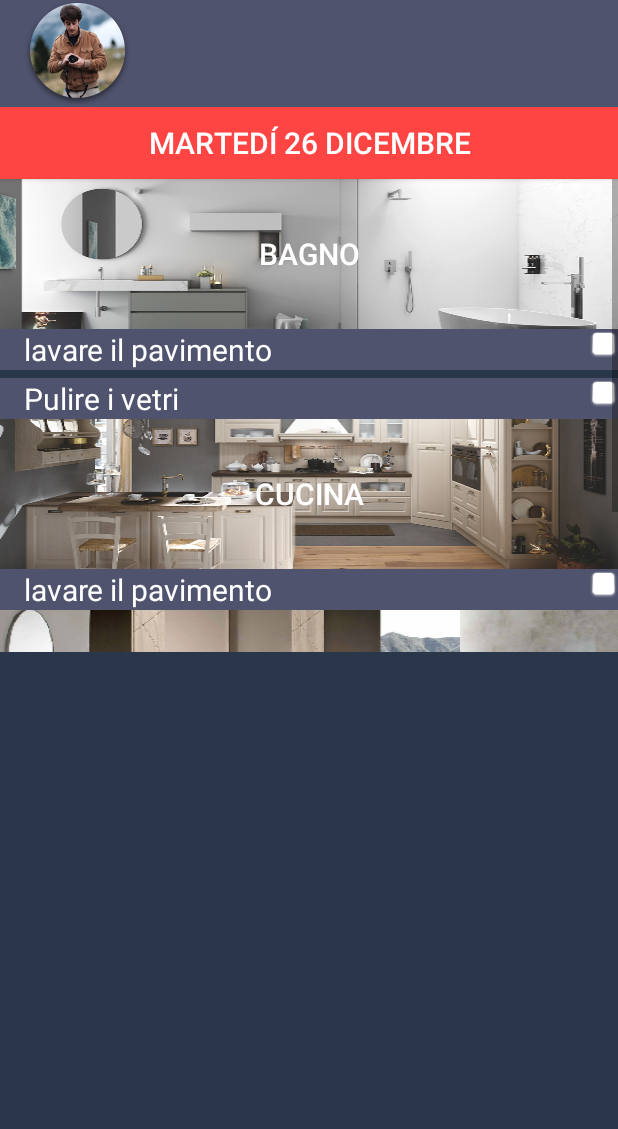
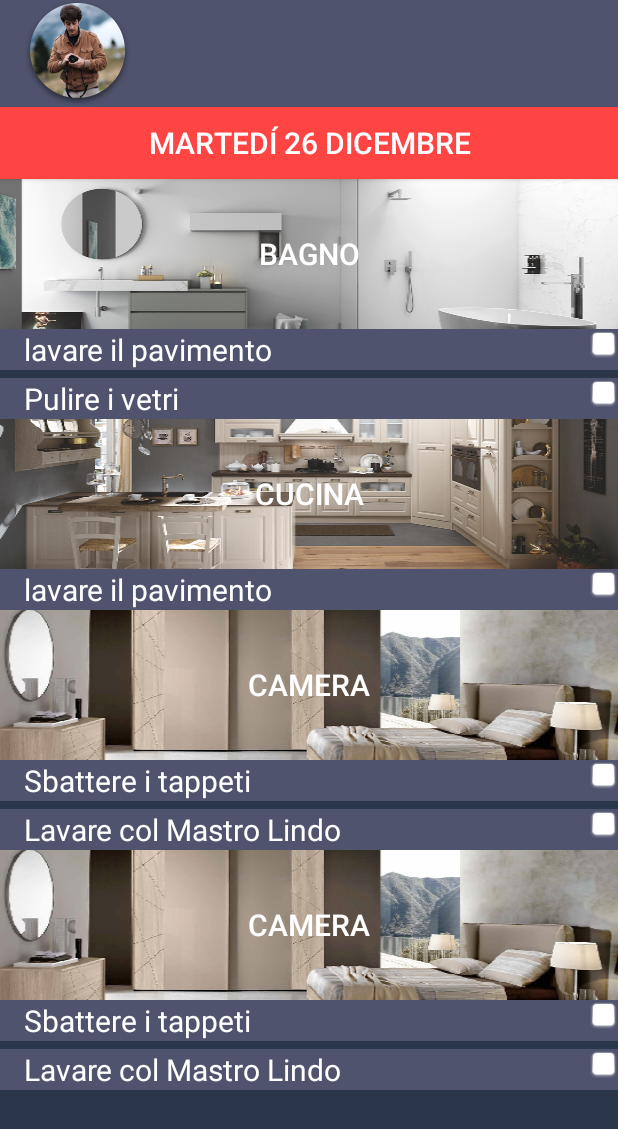
Before and after one commit to andreiafurbeis/WashUp, an Android app: the RuoliInquilino screen opened directly, with no data from a screen before it, on a phone screen of 412 x 824 dp. Shown: the top 1129 px of the screen. Run offline under Robolectric (Android 15) with nearby library versions, the phone set to English and light mode, and no system bars; network calls fail.

Commit message:
Sistema leggermente interfaccia ruoli_x_inquilino

```diff
--- a/app/src/main/java/com/example/andrearubeis/wash_up/AggiungiStanzaActivity.java
+++ b/app/src/main/java/com/example/andrearubeis/wash_up/AggiungiStanzaActivity.java
@@ -106,7 +106,7 @@ public class AggiungiStanzaActivity extends AppCompatActivity {
         SharedPreferences pref = getApplicationContext().getSharedPreferences("MyPref", MODE_PRIVATE);
 
         Gson gson = new Gson();
-        String json = pref.getString("MyObject", "");
+        String json = pref.getString("persona", "");
         temp_persona = gson.fromJson(json, Persona.class);
 
         if(temp_persona == null) {
@@ -277,11 +277,9 @@ public class AggiungiStanzaActivity extends AppCompatActivity {
 
                 SharedPreferences pref = getApplicationContext().getSharedPreferences("MyPref", MODE_PRIVATE);
                 SharedPreferences.Editor editor = pref.edit();
-
-                editor.putBoolean("key_name1", true);           // Saving boolean - true/false
                 Gson gson = new Gson();
                 String json = gson.toJson(temp_persona);
-                editor.putString("MyObject", json);
+                editor.putString("persona", json);
 
 
                 // Save the changes in SharedPreferences
--- a/app/src/main/java/com/example/andrearubeis/wash_up/ConfigurazioneStanzaActivity.java
+++ b/app/src/main/java/com/example/andrearubeis/wash_up/ConfigurazioneStanzaActivity.java
@@ -430,10 +430,9 @@ public class ConfigurazioneStanzaActivity extends AppCompatActivity{
             SharedPreferences pref = getApplicationContext().getSharedPreferences("MyPref", MODE_PRIVATE);
             SharedPreferences.Editor editor = pref.edit();
 
-            editor.putBoolean("key_name1", true);           // Saving boolean - true/false
             Gson gson = new Gson();
             String json = gson.toJson(temp_persona);
-            editor.putString("MyObject", json);
+            editor.putString("persona", json);
 
 
             // Save the changes in SharedPreferences
--- a/app/src/main/java/com/example/andrearubeis/wash_up/ModificaCompitiActivity.java
+++ b/app/src/main/java/com/example/andrearubeis/wash_up/ModificaCompitiActivity.java
@@ -72,7 +72,7 @@ public class ModificaCompitiActivity extends AppCompatActivity{
         pref = getApplicationContext().getSharedPreferences("MyPref", MODE_PRIVATE);
 
         Gson gson = new Gson();
-        String json = pref.getString("MyObject", "");
+        String json = pref.getString("persona", "");
         temp_persona = gson.fromJson(json, Persona.class);
 
         if(temp_persona == null) {
@@ -170,10 +170,9 @@ public class ModificaCompitiActivity extends AppCompatActivity{
 
         SharedPreferences.Editor editor = pref.edit();
 
-        editor.putBoolean("key_name1", true);           // Saving boolean - true/false
         Gson gson = new Gson();
         String json = gson.toJson(temp_persona);
-        editor.putString("MyObject", json);
+        editor.putString("persona", json);
 
 
         // Save the changes in SharedPreferences
--- a/app/src/main/res/layout/activity_ruoli_x_inquilino.xml
+++ b/app/src/main/res/layout/activity_ruoli_x_inquilino.xml
@@ -36,8 +36,9 @@
 
     <ScrollView
         android:id="@+id/scrollView3"
-        android:layout_width="match_parent"
-        android:layout_height="315dp"
+        android:layout_width="0dp"
+        android:layout_height="0dp"
+        app:layout_constraintBottom_toBottomOf="parent"
         app:layout_constraintEnd_toEndOf="parent"
         app:layout_constraintStart_toStartOf="parent"
         app:layout_constraintTop_toBottomOf="@+id/button3">
@@ -45,7 +46,7 @@
         <LinearLayout
             android:layout_width="match_parent"
             android:layout_height="wrap_content"
-            android:orientation="vertical" >
+            android:orientation="vertical">
 
             <Button
                 android:id="@+id/ruoli_x_inquilino_bagno"
@@ -54,19 +55,19 @@
                 android:background="@drawable/bagno"
                 android:text="@string/bagno"
                 android:textColor="@android:color/white"
-                android:textSize="20sp"/>
+                android:textSize="20sp" />
 
             <CheckedTextView
                 android:id="@+id/ruoli_x_inquilino_bagno_check_1"
                 android:layout_width="match_parent"
                 android:layout_height="wrap_content"
+                android:background="@color/bottomNavigationColor"
                 android:checkMark="@android:drawable/checkbox_off_background"
                 android:checkMarkTint="@android:color/background_light"
+                android:paddingLeft="@dimen/padding_icona_sx"
                 android:text="@string/lavare_il_pavimento"
-                android:textSize="20sp"
                 android:textColor="@android:color/white"
-                android:paddingLeft="@dimen/padding_icona_sx"
-                android:background="@color/bottomNavigationColor"/>
+                android:textSize="20sp" />
 
             <Space
                 android:layout_width="match_parent"
@@ -76,13 +77,14 @@
                 android:id="@+id/ruoli_x_inquilino_bagno_check_2"
                 android:layout_width="match_parent"
                 android:layout_height="wrap_content"
+                android:background="@color/bottomNavigationColor"
                 android:checkMark="@android:drawable/checkbox_off_background"
                 android:checkMarkTint="@android:color/background_light"
+                android:paddingLeft="@dimen/padding_icona_sx"
                 android:text="@string/pulire_i_vetri"
-                android:textSize="20sp"
                 android:textColor="@android:color/white"
-                android:paddingLeft="@dimen/padding_icona_sx"
-                android:background="@color/bottomNavigationColor"/>
+                android:textSize="20sp" />
+
             <Button
                 android:id="@+id/ruoli_x_inquilino_cucina"
                 android:layout_width="match_parent"
@@ -90,19 +92,56 @@
                 android:background="@drawable/cucina"
                 android:text="@string/cucina"
                 android:textColor="@android:color/white"
-                android:textSize="20sp"/>
+                android:textSize="20sp" />
 
             <CheckedTextView
                 android:id="@+id/ruoli_x_inquilino_cucina_check_1"
                 android:layout_width="match_parent"
                 android:layout_height="wrap_content"
+                android:background="@color/bottomNavigationColor"
                 android:checkMark="@android:drawable/checkbox_off_background"
                 android:checkMarkTint="@android:color/background_light"
+                android:paddingLeft="@dimen/padding_icona_sx"
                 android:text="@string/lavare_il_pavimento"
-                android:textSize="20sp"
                 android:textColor="@android:color/white"
+                android:textSize="20sp" />
+
+            <Button
+                android:id="@+id/ruoli_x_inquilino_camera1"
+                android:layout_width="match_parent"
+                android:layout_height="wrap_content"
+                android:background="@drawable/camera"
+                android:text="@string/camera"
+                android:textColor="@android:color/white"
+                android:textSize="20sp" />
+
+            <CheckedTextView
+                android:id="@+id/ruoli_x_inquilino_camera_check_11"
+                android:layout_width="match_parent"
+                android:layout_height="wrap_content"
+                android:background="@color/bottomNavigationColor"
+                android:checkMark="@android:drawable/checkbox_off_background"
+                android:checkMarkTint="@android:color/background_light"
                 android:paddingLeft="@dimen/padding_icona_sx"
-                android:background="@color/bottomNavigationColor"/>
+                android:text="@string/sbattere_i_tappeti"
+                android:textColor="@android:color/white"
+                android:textSize="20sp" />
+
+            <Space
+                android:layout_width="match_parent"
+                android:layout_height="@dimen/space_scroll" />
+
+            <CheckedTextView
+                android:id="@+id/ruoli_x_inquilino_camera_check_21"
+                android:layout_width="match_parent"
+                android:layout_height="wrap_content"
+                android:background="@color/bottomNavigationColor"
+                android:checkMark="@android:drawable/checkbox_off_background"
+                android:checkMarkTint="@android:color/background_light"
+                android:paddingLeft="@dimen/padding_icona_sx"
+                android:text="Lavare col Mastro Lindo"
+                android:textColor="@android:color/white"
+                android:textSize="20sp" />
 
             <Button
                 android:id="@+id/ruoli_x_inquilino_camera"
@@ -111,19 +150,19 @@
                 android:background="@drawable/camera"
                 android:text="@string/camera"
                 android:textColor="@android:color/white"
-                android:textSize="20sp"/>
+                android:textSize="20sp" />
 
             <CheckedTextView
                 android:id="@+id/ruoli_x_inquilino_camera_check_1"
                 android:layout_width="match_parent"
                 android:layout_height="wrap_content"
+                android:background="@color/bottomNavigationColor"
                 android:checkMark="@android:drawable/checkbox_off_background"
                 android:checkMarkTint="@android:color/background_light"
+                android:paddingLeft="@dimen/padding_icona_sx"
                 android:text="@string/sbattere_i_tappeti"
-                android:textSize="20sp"
                 android:textColor="@android:color/white"
-                android:paddingLeft="@dimen/padding_icona_sx"
-                android:background="@color/bottomNavigationColor"/>
+                android:textSize="20sp" />
 
             <Space
                 android:layout_width="match_parent"
@@ -133,13 +172,13 @@
                 android:id="@+id/ruoli_x_inquilino_camera_check_2"
                 android:layout_width="match_parent"
                 android:layout_height="wrap_content"
+                android:background="@color/bottomNavigationColor"
                 android:checkMark="@android:drawable/checkbox_off_background"
                 android:checkMarkTint="@android:color/background_light"
+                android:paddingLeft="@dimen/padding_icona_sx"
                 android:text="Lavare col Mastro Lindo"
-                android:textSize="20sp"
                 android:textColor="@android:color/white"
-                android:paddingLeft="@dimen/padding_icona_sx"
-                android:background="@color/bottomNavigationColor"/>
+                android:textSize="20sp" />
 
         </LinearLayout>
 
```
